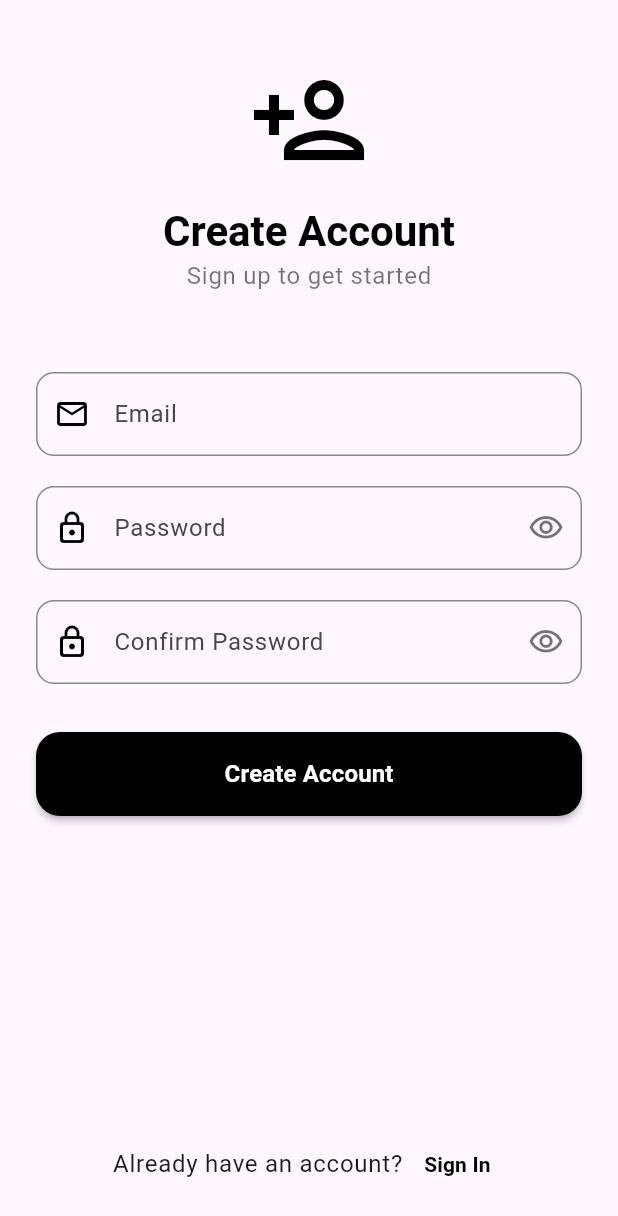
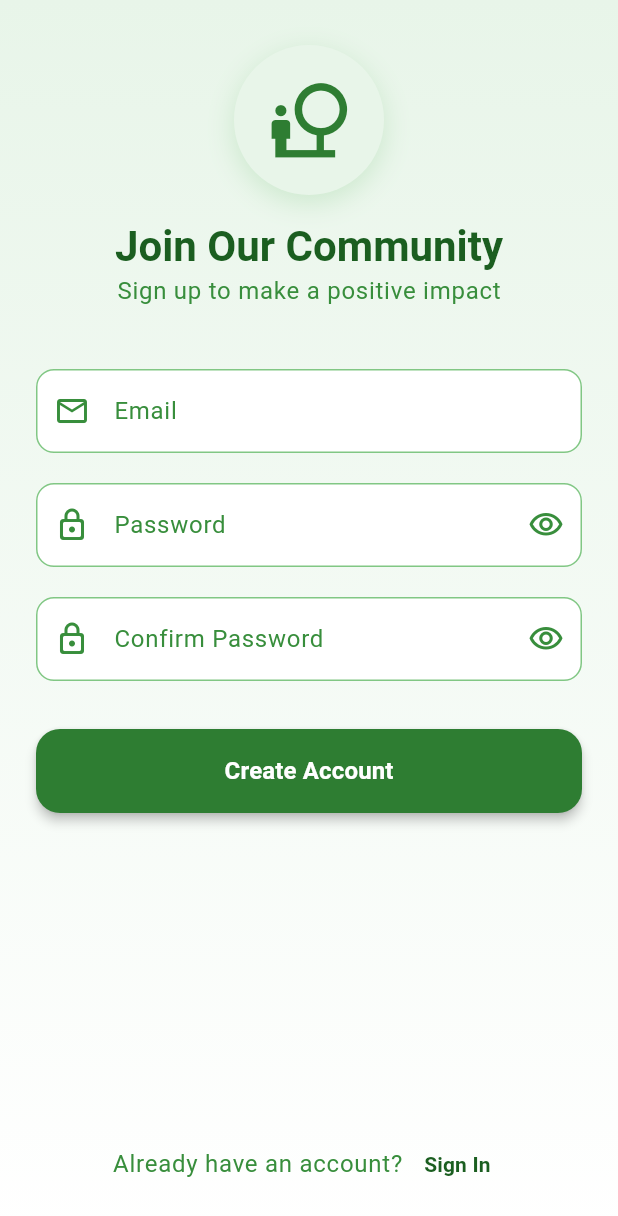
Before and after one commit to ganeswar-velvadapu/env, a Flutter app: the SignupScreen screen opened by its route, on a phone screen of 412 x 824 dp. Shown: the top 1216 px of the screen. Run offline on Flutter 3.47's test engine with Material 3 defaults, Android fonts, the light colour scheme and no system bars; our stand-ins replace dio, flutter_dotenv, flutter_secure_storage, geocoding, geolocator, go_router; accounts and stored records are empty.

Commit message:
changed colors

```diff
--- a/frontend/lib/screens/signup_screen.dart
+++ b/frontend/lib/screens/signup_screen.dart
@@ -107,7 +107,7 @@ class _SignupScreenState extends State<SignupScreen> with SingleTickerProviderSt
     ScaffoldMessenger.of(context).showSnackBar(
       SnackBar(
         content: Text(message),
-        backgroundColor: isError ? Colors.black : Colors.black87,
+        backgroundColor: isError ? Colors.red.shade800 : const Color(0xFF2E7D32),
         behavior: SnackBarBehavior.floating,
         shape: RoundedRectangleBorder(
           borderRadius: BorderRadius.circular(10),
@@ -124,7 +124,18 @@ class _SignupScreenState extends State<SignupScreen> with SingleTickerProviderSt
     final size = MediaQuery.of(context).size;
 
     return Scaffold(
-      body: SafeArea(
+      body: Container(
+        decoration: const BoxDecoration(
+          gradient: LinearGradient(
+            begin: Alignment.topCenter,
+            end: Alignment.bottomCenter,
+            colors: [
+              Color(0xFFE8F5E9),
+              Colors.white,
+            ],
+          ),
+        ),
+        child: SafeArea(
           child: FadeTransition(
             opacity: _fadeAnimation,
             child: SingleChildScrollView(
@@ -133,28 +144,42 @@ class _SignupScreenState extends State<SignupScreen> with SingleTickerProviderSt
                 padding: const EdgeInsets.symmetric(horizontal: 24),
                 child: Column(
                   children: [
-                  const SizedBox(height: 40),
+                    const SizedBox(height: 30),
                     // Logo and title
-                  Icon(
-                    Icons.person_add_outlined,
-                    size: 80,
-                    color: Colors.black,
+                    Container(
+                      padding: const EdgeInsets.all(20),
+                      decoration: BoxDecoration(
+                        color: const Color(0xFFE8F5E9),
+                        borderRadius: BorderRadius.circular(100),
+                        boxShadow: [
+                          BoxShadow(
+                            color: const Color(0xFF81C784).withOpacity(0.3),
+                            blurRadius: 15,
+                            offset: const Offset(0, 5),
+                          ),
+                        ],
+                      ),
+                      child: Icon(
+                        Icons.nature_people_outlined,
+                        size: 60,
+                        color: const Color(0xFF2E7D32),
+                      ),
                     ),
                     const SizedBox(height: 16),
                     Text(
-                    'Create Account',
+                      'Join Our Community',
                       style: theme.textTheme.headlineMedium?.copyWith(
                         fontWeight: FontWeight.bold,
-                      color: Colors.black,
+                        color: const Color(0xFF1B5E20),
                       ),
                     ),
                     Text(
-                    'Sign up to get started',
+                      'Sign up to make a positive impact',
                       style: theme.textTheme.bodyLarge?.copyWith(
-                      color: Colors.black54,
+                        color: const Color(0xFF388E3C),
                       ),
                     ),
-                  const SizedBox(height: 32),
+                    const SizedBox(height: 20),
                     // Form
                     Expanded(
                       child: Form(
@@ -162,9 +187,8 @@ class _SignupScreenState extends State<SignupScreen> with SingleTickerProviderSt
                         child: ListView(
                           padding: EdgeInsets.zero,
                           children: [
-                          // Name field
+                            // Email field
                             const SizedBox(height: 20),
-                          // Email field
                             TextFormField(
                               controller: _emailController,
                               keyboardType: TextInputType.emailAddress,
@@ -180,7 +204,7 @@ class _SignupScreenState extends State<SignupScreen> with SingleTickerProviderSt
                                 hintText: 'your.email@example.com',
                                 prefixIcon: Icon(
                                   Icons.email_outlined,
-                                color: Colors.black,
+                                  color: const Color(0xFF388E3C),
                                 ),
                                 border: OutlineInputBorder(
                                   borderRadius: BorderRadius.circular(12),
@@ -188,15 +212,20 @@ class _SignupScreenState extends State<SignupScreen> with SingleTickerProviderSt
                                 enabledBorder: OutlineInputBorder(
                                   borderRadius: BorderRadius.circular(12),
                                   borderSide: BorderSide(
-                                  color: Colors.black45,
+                                    color: const Color(0xFF81C784),
                                   ),
                                 ),
                                 focusedBorder: OutlineInputBorder(
                                   borderRadius: BorderRadius.circular(12),
                                   borderSide: BorderSide(
-                                  color: Colors.black,
+                                    color: const Color(0xFF2E7D32),
                                     width: 2,
                                   ),
+                                ),
+                                filled: true,
+                                fillColor: Colors.white,
+                                labelStyle: TextStyle(
+                                  color: const Color(0xFF388E3C),
                                 ),
                               ),
                             ),
@@ -220,12 +249,12 @@ class _SignupScreenState extends State<SignupScreen> with SingleTickerProviderSt
                                 hintText: '••••••••',
                                 prefixIcon: Icon(
                                   Icons.lock_outline_rounded,
-                                color: Colors.black,
+                                  color: const Color(0xFF388E3C),
                                 ),
                                 suffixIcon: IconButton(
                                   icon: Icon(
                                     _obscurePassword ? Icons.visibility_outlined : Icons.visibility_off_outlined,
-                                  color: Colors.black54,
+                                    color: const Color(0xFF388E3C),
                                   ),
                                   onPressed: () {
                                     setState(() {
@@ -239,15 +268,20 @@ class _SignupScreenState extends State<SignupScreen> with SingleTickerProviderSt
                                 enabledBorder: OutlineInputBorder(
                                   borderRadius: BorderRadius.circular(12),
                                   borderSide: BorderSide(
-                                  color: Colors.black45,
+                                    color: const Color(0xFF81C784),
                                   ),
                                 ),
                                 focusedBorder: OutlineInputBorder(
                                   borderRadius: BorderRadius.circular(12),
                                   borderSide: BorderSide(
-                                  color: Colors.black,
+                                    color: const Color(0xFF2E7D32),
                                     width: 2,
                                   ),
+                                ),
+                                filled: true,
+                                fillColor: Colors.white,
+                                labelStyle: TextStyle(
+                                  color: const Color(0xFF388E3C),
                                 ),
                               ),
                             ),
@@ -270,12 +304,12 @@ class _SignupScreenState extends State<SignupScreen> with SingleTickerProviderSt
                                 hintText: '••••••••',
                                 prefixIcon: Icon(
                                   Icons.lock_outline_rounded,
-                                color: Colors.black,
+                                  color: const Color(0xFF388E3C),
                                 ),
                                 suffixIcon: IconButton(
                                   icon: Icon(
                                     _obscureConfirmPassword ? Icons.visibility_outlined : Icons.visibility_off_outlined,
-                                  color: Colors.black54,
+                                    color: const Color(0xFF388E3C),
                                   ),
                                   onPressed: () {
                                     setState(() {
@@ -289,15 +323,20 @@ class _SignupScreenState extends State<SignupScreen> with SingleTickerProviderSt
                                 enabledBorder: OutlineInputBorder(
                                   borderRadius: BorderRadius.circular(12),
                                   borderSide: BorderSide(
-                                  color: Colors.black45,
+                                    color: const Color(0xFF81C784),
                                   ),
                                 ),
                                 focusedBorder: OutlineInputBorder(
                                   borderRadius: BorderRadius.circular(12),
                                   borderSide: BorderSide(
-                                  color: Colors.black,
+                                    color: const Color(0xFF2E7D32),
                                     width: 2,
                                   ),
+                                ),
+                                filled: true,
+                                fillColor: Colors.white,
+                                labelStyle: TextStyle(
+                                  color: const Color(0xFF388E3C),
                                 ),
                               ),
                             ),
@@ -309,12 +348,12 @@ class _SignupScreenState extends State<SignupScreen> with SingleTickerProviderSt
                               child: ElevatedButton(
                                 onPressed: _isLoading ? null : _signup,
                                 style: ElevatedButton.styleFrom(
-                                backgroundColor: Colors.black,
+                                  backgroundColor: const Color(0xFF2E7D32),
                                   foregroundColor: Colors.white,
                                   shape: RoundedRectangleBorder(
                                     borderRadius: BorderRadius.circular(16),
                                   ),
-                                elevation: 2,
+                                  elevation: 3,
                                 ),
                                 child: _isLoading
                                     ? SizedBox(
@@ -346,21 +385,23 @@ class _SignupScreenState extends State<SignupScreen> with SingleTickerProviderSt
                         children: [
                           Text(
                             "Already have an account? ",
-                          style: theme.textTheme.bodyLarge,
+                            style: theme.textTheme.bodyLarge?.copyWith(
+                              color: const Color(0xFF388E3C),
+                            ),
                           ),
                           TextButton(
                             onPressed: () {
                               context.go('/login');
                             },
                             style: TextButton.styleFrom(
-                            foregroundColor: Colors.black,
+                              foregroundColor: const Color(0xFF1B5E20),
                               padding: const EdgeInsets.symmetric(horizontal: 8),
                             ),
                             child: Text(
                               'Sign In',
                               style: TextStyle(
                                 fontWeight: FontWeight.bold,
-                              color: Colors.black,
+                                color: const Color(0xFF1B5E20),
                               ),
                             ),
                           ),
@@ -373,6 +414,7 @@ class _SignupScreenState extends State<SignupScreen> with SingleTickerProviderSt
             ),
           ),
         ),
+      ),
     );
   }
 }
```
Lines whose indentation alone changed are shown as unchanged.
